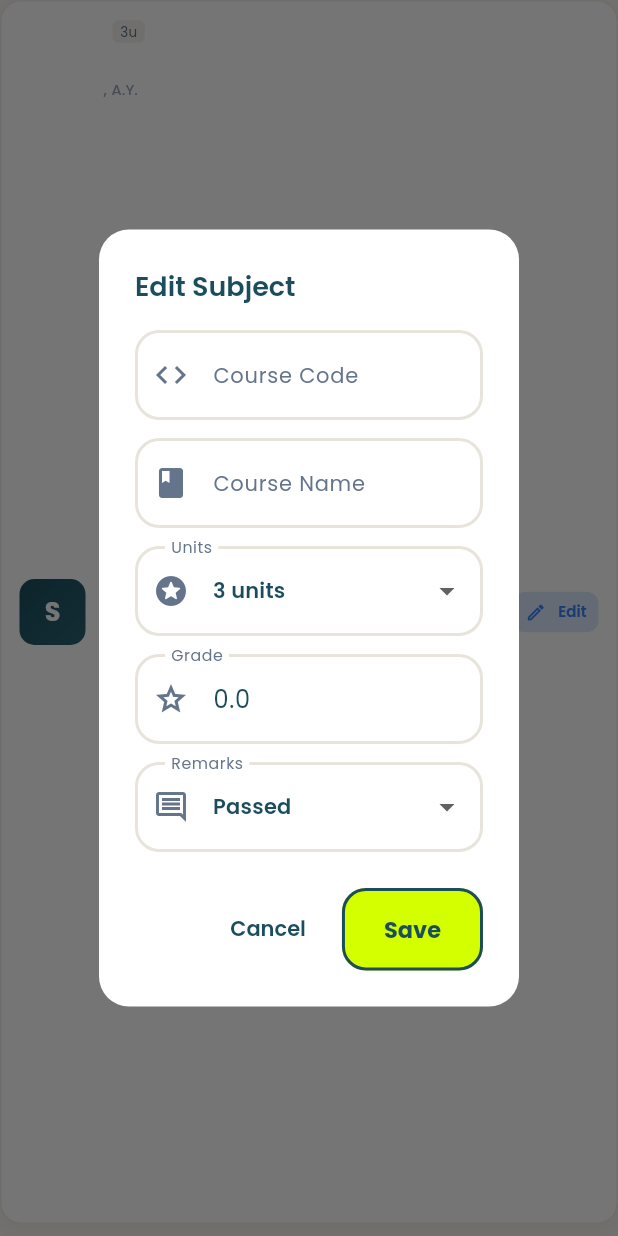
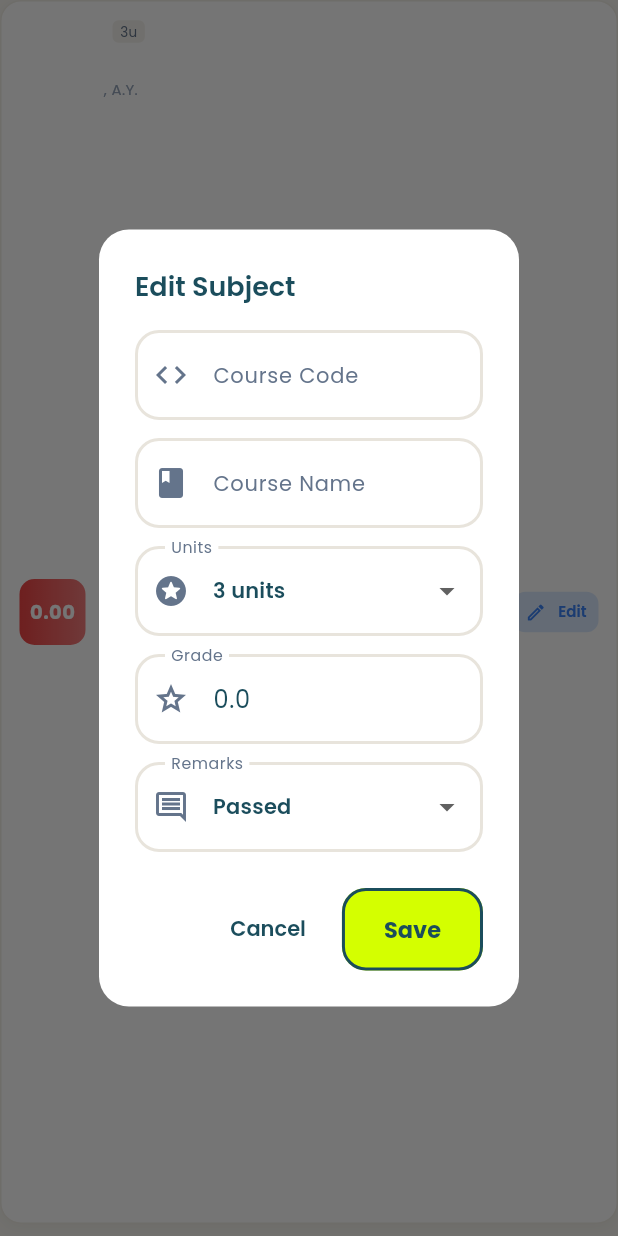
Before and after one commit to heyitsmefarid/capfinal, a Flutter app: the _SubjectCard widget shown alone on an empty page, opened directly with empty values, after a tap on "Edit", on a phone screen of 412 x 824 dp. Run offline on Flutter 3.47's test engine with Material 3 defaults, Android fonts, the phone set to English and light mode, and no system bars; our stand-ins replace cloud_firestore, connectivity_plus, file_picker, firebase_auth, firebase_core, firebase_storage and 16 more; missing offline and left inert: dart:html, firebase_app_check, gal, mobile_scanner; accounts and stored records are empty; network calls fail.

Commit message:
fix: show a subject's grade whether or not the admin confirmed it
_SubjectCard took a showGrade flag that defaulted to false and was never
passed, so the grade was never rendered — the circle showed the first
letter of the course code instead, and a scholar could not see the grade
the admin had just confirmed.

The grade now always shows when one exists. Locking is unchanged: a
confirmed semester still replaces the Edit button with the lock icon.

Co-Authored-By: Claude Opus 5 <noreply@anthropic.com>

```diff
--- a/scholar-ui11/lib/features/grades/screens/grades_screen.dart
+++ b/scholar-ui11/lib/features/grades/screens/grades_screen.dart
@@ -1048,14 +1048,13 @@ SubjectActionButtonStyle subjectActionButtonStyle(GradeModel grade) {
 
 class _SubjectCard extends ConsumerWidget {
   final GradeModel grade;
-  final bool showGrade;
   // Once the admin has confirmed this semester's grades, the scholar can no
-  // longer edit individual subjects — confirmed grades are final.
+  // longer edit individual subjects — confirmed grades are final. The grade
+  // itself stays visible either way.
   final bool locked;
 
   const _SubjectCard({
     required this.grade,
-    this.showGrade = false,
     this.locked = false,
   });
 
@@ -1260,7 +1259,7 @@ class _SubjectCard extends ConsumerWidget {
             width: 44,
             height: 44,
             decoration: BoxDecoration(
-              gradient: showGrade && grade.isGraded
+              gradient: grade.isGraded
                   ? LinearGradient(
                       colors: [
                         _getGradeColor(),
@@ -1271,7 +1270,7 @@ class _SubjectCard extends ConsumerWidget {
               borderRadius: BorderRadius.circular(10),
             ),
             child: Center(
-              child: showGrade && grade.isGraded
+              child: grade.isGraded
                   ? Text(
                       grade.gradeDisplay,
                       style: const TextStyle(
@@ -1304,7 +1303,7 @@ class _SubjectCard extends ConsumerWidget {
                         style: TextStyle(
                           fontSize: 11,
                           fontWeight: FontWeight.w600,
-                          color: showGrade
+                          color: grade.isGraded
                               ? _getGradeColor()
                               : AppColors.primary,
                         ),
@@ -1342,7 +1341,6 @@ class _SubjectCard extends ConsumerWidget {
                   maxLines: 1,
                   overflow: TextOverflow.ellipsis,
                 ),
-                if (!showGrade) ...[
                 const SizedBox(height: 2),
                 Text(
                   '${grade.semester}, A.Y. ${grade.academicYear}',
@@ -1352,13 +1350,10 @@ class _SubjectCard extends ConsumerWidget {
                   ),
                 ),
               ],
-              ],
             ),
           ),
           // Grade Status
-          if (showGrade)
-            const SizedBox.shrink()
-          else if (locked)
+          if (locked)
             Padding(
               padding: const EdgeInsets.symmetric(horizontal: 8),
               child: Tooltip(
```
Lines whose indentation alone changed are shown as unchanged.
